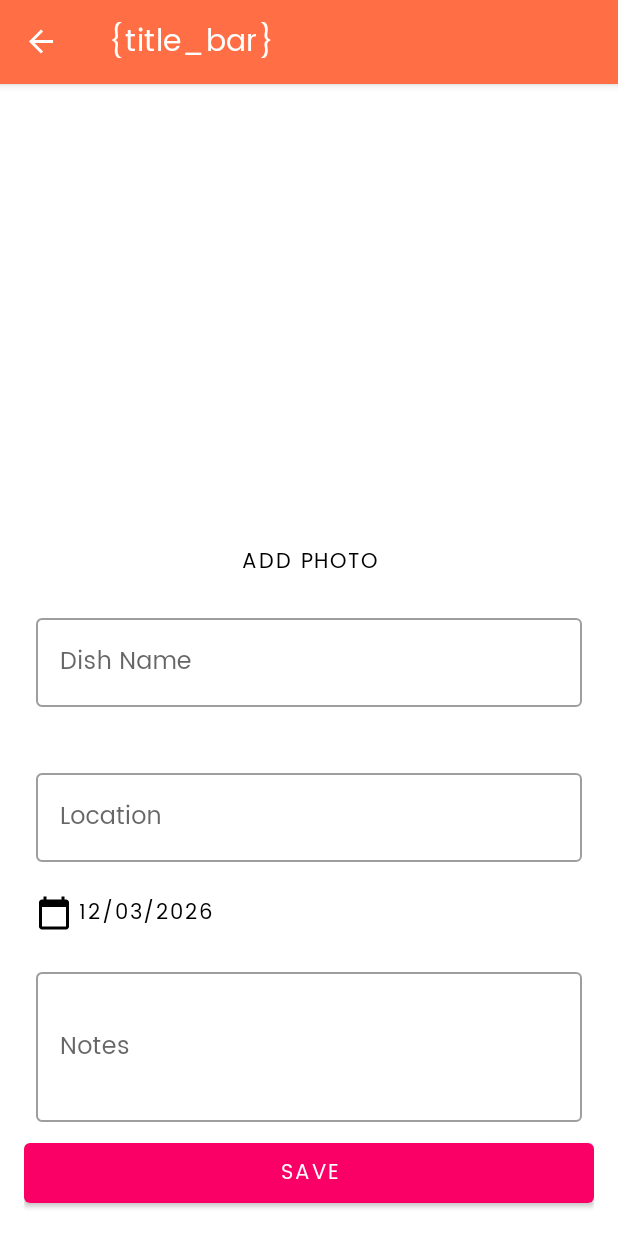
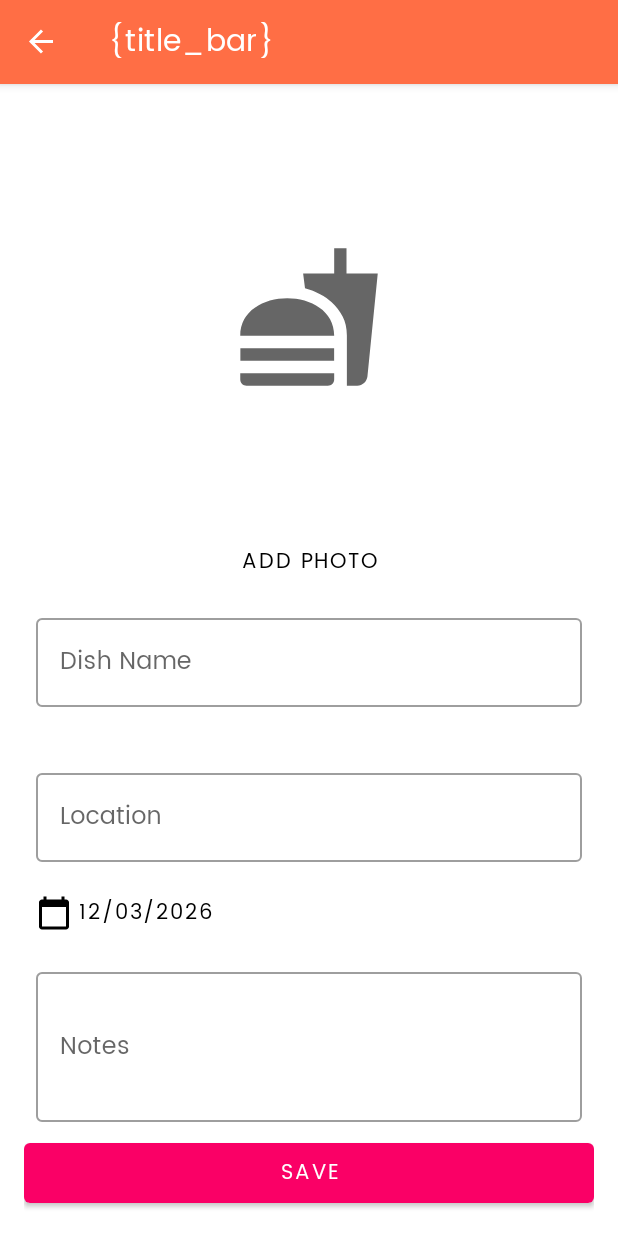
Before and after one commit to Celinarabe/foodie-app, an Android app: the NewDishFragment screen opened through its navigation route, on a phone screen of 412 x 824 dp. Run offline under Robolectric (Android 15) with nearby library versions, the phone set to English and light mode, and no system bars; our stand-ins replace navigation-ui.

Commit message:
fixed  margins in list view

```diff
--- a/app/src/main/java/com/example/foodie_app/NewDishFragment.kt
+++ b/app/src/main/java/com/example/foodie_app/NewDishFragment.kt
@@ -104,6 +104,7 @@ class NewDishFragment : Fragment() {
         binding?.apply {
             btnDate.text = TimeUtility.getDateTime(selectedDate)
             btnSave.setOnClickListener { this@NewDishFragment.saveDish() }
+            imageView.setImageResource(R.drawable.ic_baseline_fastfood_24)
         }
     }
 
--- a/app/src/main/res/layout/fragment_list_feed.xml
+++ b/app/src/main/res/layout/fragment_list_feed.xml
@@ -2,7 +2,7 @@
 <androidx.constraintlayout.widget.ConstraintLayout xmlns:android="http://schemas.android.com/apk/res/android"
     xmlns:app="http://schemas.android.com/apk/res-auto"
     xmlns:tools="http://schemas.android.com/tools"
-    android:paddingBottom="8dp"
+    android:layout_marginHorizontal="15dp"
     android:layout_width="match_parent"
     android:layout_height="match_parent"
     tools:context=".ListFeedFragment">
--- a/app/src/main/res/layout/fragment_list_item.xml
+++ b/app/src/main/res/layout/fragment_list_item.xml
@@ -4,6 +4,7 @@
     android:id="@+id/card"
     android:layout_width="match_parent"
     android:layout_height="wrap_content"
+    android:layout_marginBottom="15dp"
     app:strokeWidth="1dp"
     app:strokeColor="@color/gray"
     app:cardElevation="0dp">
```
